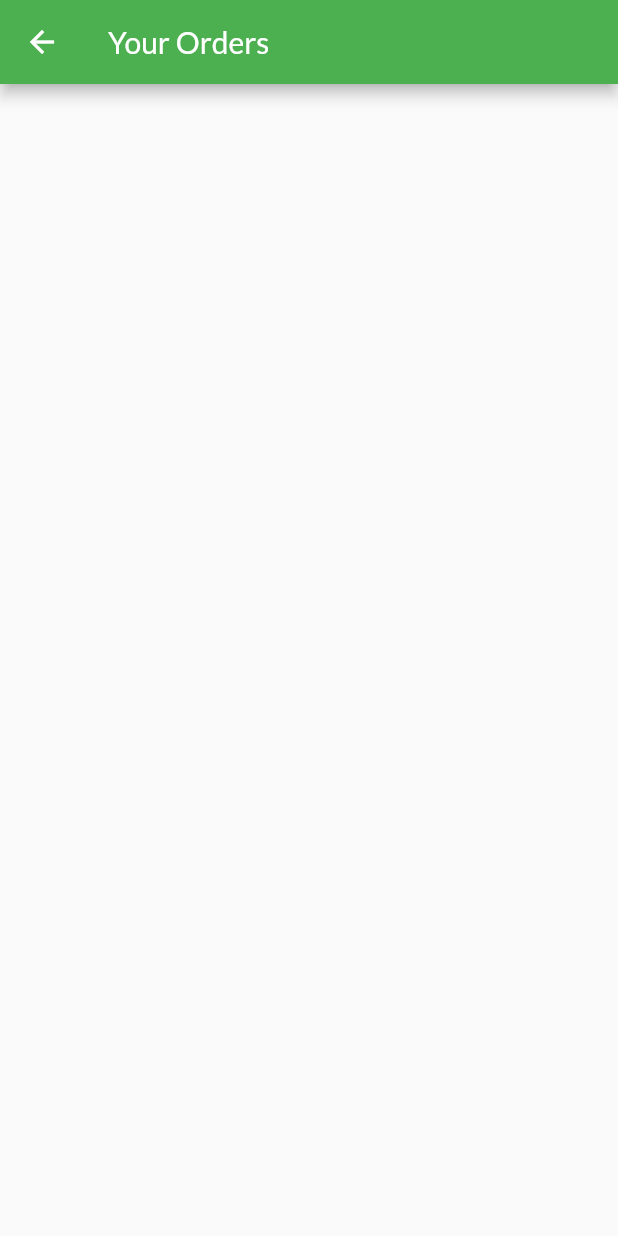
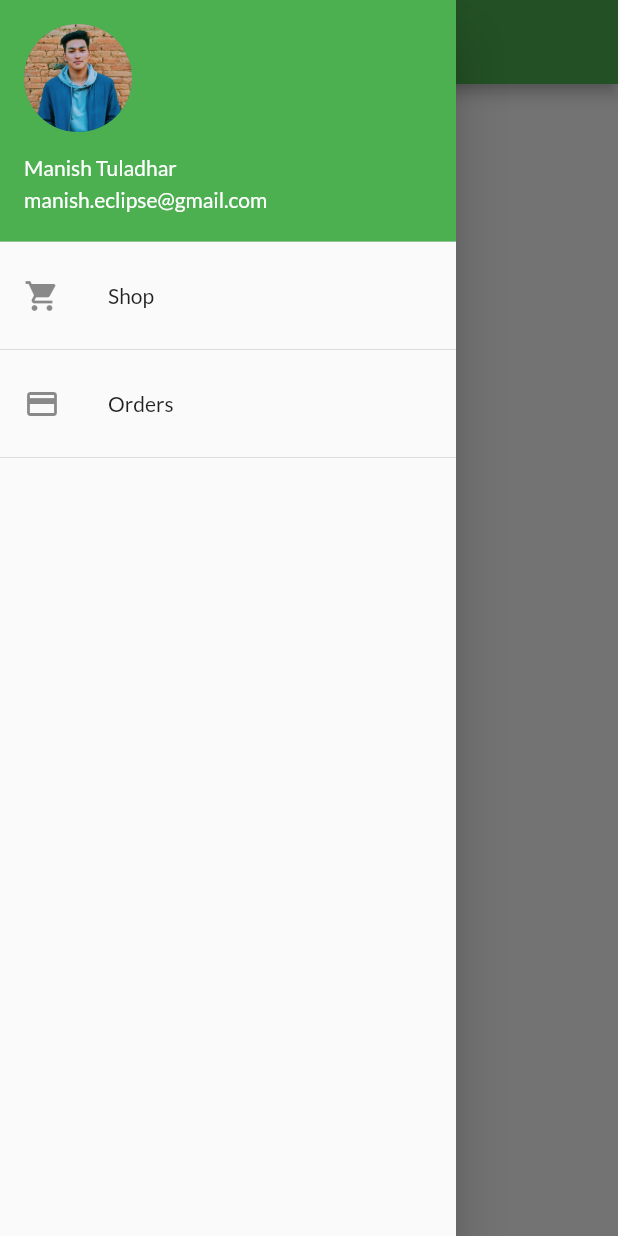
Before and after one commit to lighttt/E-Pasal, a Flutter app: the OrderScreen screen opened by its route, with the side drawer open (before the commit the screen has no drawer), on a phone screen of 412 x 824 dp. Run offline on Flutter 3.47's test engine with Material 2 defaults, Android fonts, the phone set to English and light mode, and no system bars; our stand-ins replace cached_network_image; network calls fail.

Commit message:
Completed state management with addition of app drawer and orders detail

```diff
--- a/lib/screens/cart_screen.dart
+++ b/lib/screens/cart_screen.dart
@@ -49,7 +49,6 @@ class CartScreen extends StatelessWidget {
                       order.addOrder(
                           cart.items.values.toList(), cart.totalAmount);
                       cart.clearCart();
-                      Navigator.pushNamed(context, OrderScreen.routeId);
                     },
                   )
                 ],
--- a/lib/screens/order_screen.dart
+++ b/lib/screens/order_screen.dart
@@ -1,4 +1,5 @@
 import 'package:epasal/provider/order_provider.dart' show Orders;
+import 'package:epasal/widgets/app_drawer.dart';
 import 'package:epasal/widgets/order_item.dart';
 import 'package:flutter/material.dart';
 import 'package:provider/provider.dart';
@@ -18,6 +19,7 @@ class OrderScreen extends StatelessWidget {
           itemBuilder: (ctx, i) {
             return OrderItem(orderData.orders[i]);
           }),
+      drawer: AppDrawer(),
     );
   }
 }
--- a/lib/screens/product_overview_screen.dart
+++ b/lib/screens/product_overview_screen.dart
@@ -1,5 +1,6 @@
 import 'package:epasal/provider/cart_provider.dart';
 import 'package:epasal/screens/cart_screen.dart';
+import 'package:epasal/widgets/app_drawer.dart';
 import 'package:epasal/widgets/badge.dart';
 import 'package:epasal/widgets/product_grid.dart';
 import 'package:flutter/material.dart';
@@ -63,6 +64,8 @@ class _ProductOverviewScreenState extends State<ProductOverviewScreen> {
           )
         ],
       ),
-        body: ProductGrid(_showFavourites));
+      body: ProductGrid(_showFavourites),
+      drawer: AppDrawer(),
+    );
   }
 }
--- /dev/null
+++ b/lib/widgets/app_drawer.dart
@@ -0,0 +1,39 @@
+import 'package:epasal/screens/order_screen.dart';
+import 'package:epasal/screens/product_overview_screen.dart';
+import 'package:flutter/material.dart';
+
+class AppDrawer extends StatelessWidget {
+  @override
+  Widget build(BuildContext context) {
+    return Drawer(
+      child: Column(
+        children: <Widget>[
+          UserAccountsDrawerHeader(
+            accountName: Text('Manish Tuladhar'),
+            accountEmail: Text('manish.eclipse@gmail.com'),
+            currentAccountPicture: CircleAvatar(
+              backgroundImage: AssetImage('assets/images/profile.jpg'),
+            ),
+          ),
+          ListTile(
+            leading: Icon(Icons.shopping_cart),
+            title: Text('Shop'),
+            onTap: () {
+              Navigator.pushReplacementNamed(
+                  context, ProductOverviewScreen.routeId);
+            },
+          ),
+          Divider(),
+          ListTile(
+            leading: Icon(Icons.payment),
+            title: Text('Orders'),
+            onTap: () {
+              Navigator.pushReplacementNamed(context, OrderScreen.routeId);
+            },
+          ),
+          Divider(),
+        ],
+      ),
+    );
+  }
+}
--- a/pubspec.yaml
+++ b/pubspec.yaml
@@ -43,9 +43,8 @@ flutter:
   uses-material-design: true
 
   # To add assets to your application, add an assets section, like this:
-  # assets:
-  #  - images/a_dot_burr.jpeg
-  #  - images/a_dot_ham.jpeg
+  assets:
+    - assets/images/
 
   # An image asset can refer to one or more resolution-specific "variants", see
   # https://flutter.dev/assets-and-images/#resolution-aware.
```
Also changed, not shown: lib/provider/cart_provider.dart (+19 -0 lines), lib/widgets/cart_item.dart (+24 -0 lines), lib/widgets/order_item.dart (+43 -5 lines), lib/widgets/product_item.dart (+13 -0 lines), assets/images/profile.jpg (added). Lines whose indentation alone changed are shown as unchanged.
